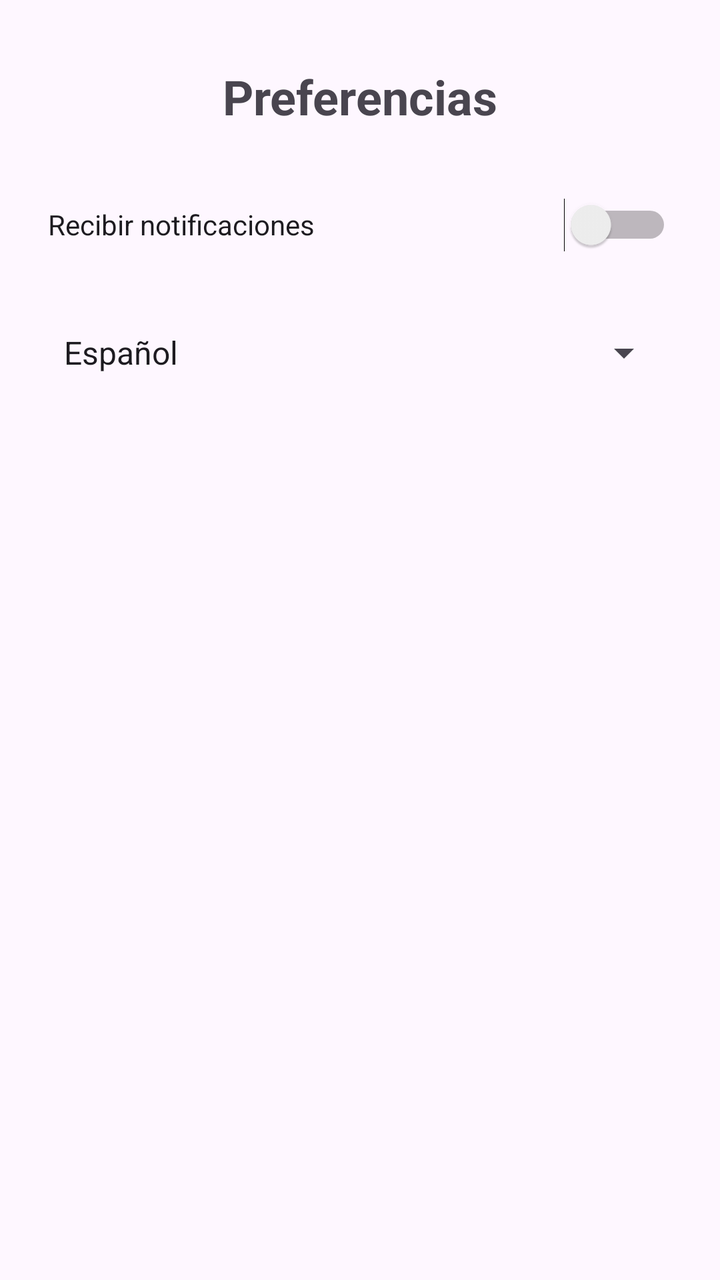
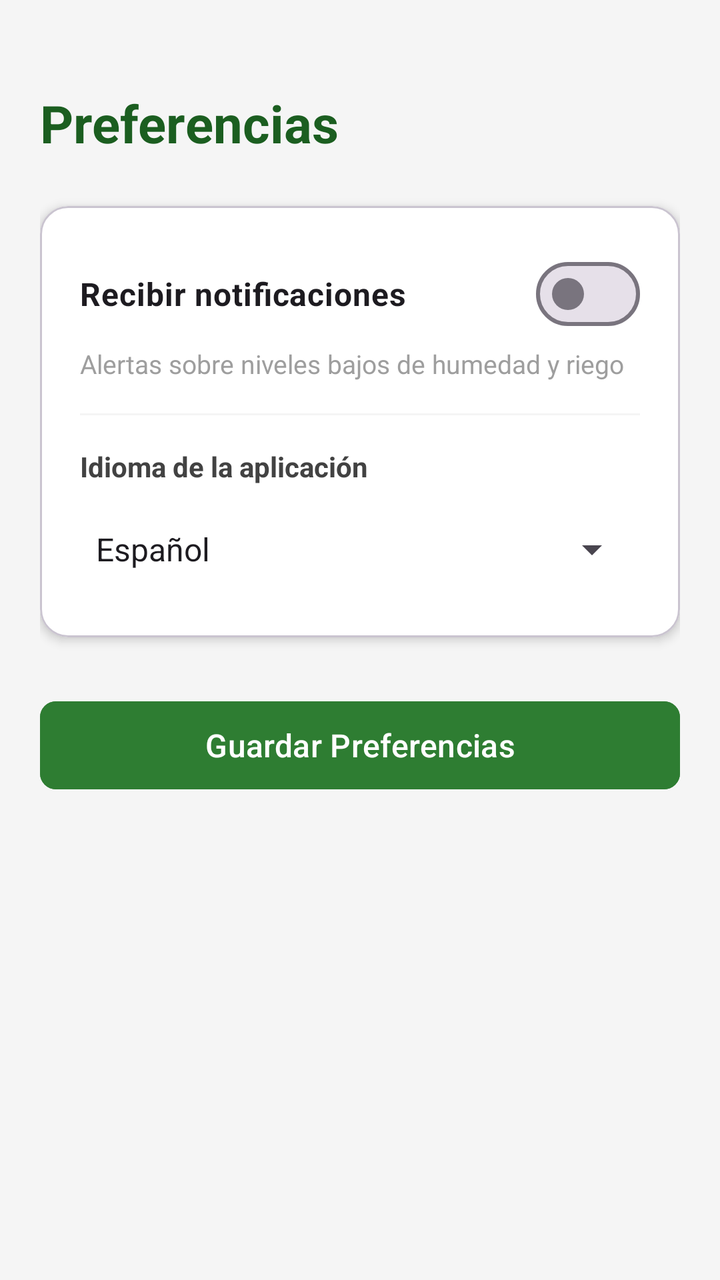

An Android layout rendered at two revisions. The XML below is the earlier revision; the diff shows what the commit changed to produce the second picture.
<!-- AndroidManifest.xml: application theme Theme.Riego -->
<!-- res/layout/activity_preferencias.xml -->
<?xml version="1.0" encoding="utf-8"?>
<androidx.constraintlayout.widget.ConstraintLayout xmlns:android="http://schemas.android.com/apk/res/android"
    xmlns:app="http://schemas.android.com/apk/res-auto"
    xmlns:tools="http://schemas.android.com/tools"
    android:id="@+id/main"
    android:layout_width="match_parent"
    android:layout_height="match_parent"
    tools:context=".PreferenciasActivity">

    
    <TextView
        android:id="@+id/tvTitle"
        android:layout_width="wrap_content"
        android:layout_height="wrap_content"
        android:layout_marginTop="32dp"
        android:text="Preferencias"
        android:textSize="24sp"
        android:textStyle="bold"
        app:layout_constraintEnd_toEndOf="parent"
        app:layout_constraintStart_toStartOf="parent"
        app:layout_constraintTop_toTopOf="parent" />

    
    <LinearLayout
        android:id="@+id/layoutPreferencias"
        android:layout_width="0dp"
        android:layout_height="wrap_content"
        android:layout_marginStart="24dp"
        android:layout_marginTop="24dp"
        android:layout_marginEnd="24dp"
        android:orientation="vertical"
        app:layout_constraintEnd_toEndOf="parent"
        app:layout_constraintStart_toStartOf="parent"
        app:layout_constraintTop_toBottomOf="@+id/tvTitle">

        
        <Switch
            android:id="@+id/swNotificaciones"
            android:layout_width="match_parent"
            android:layout_height="wrap_content"
            android:minHeight="48dp"
            android:text="Recibir notificaciones" />

        
        <Spinner
            android:id="@+id/spIdioma"
            android:layout_width="match_parent"
            android:layout_height="wrap_content"
            android:layout_marginTop="16dp"
            android:minHeight="48dp"
            android:entries="@array/idiomas" />

    </LinearLayout>

</androidx.constraintlayout.widget.ConstraintLayout>
<!-- resources referenced by this layout -->
<resources>
  <string-array name="idiomas">
          
          <item>Español</item>
          
          <item>Inglés</item>
      </string-array>
  <style name="Theme.Riego" parent="Base.Theme.Riego" />
  <style name="Base.Theme.Riego" parent="Theme.Material3.DayNight.NoActionBar">
          
          
      </style>
</resources>

<!-- the commit's change to res/layout/activity_preferencias.xml (unified diff, before → after) -->
@@ -1,55 +1,105 @@
 <?xml version="1.0" encoding="utf-8"?>
-<androidx.constraintlayout.widget.ConstraintLayout xmlns:android="http://schemas.android.com/apk/res/android"
+<ScrollView xmlns:android="http://schemas.android.com/apk/res/android"
     xmlns:app="http://schemas.android.com/apk/res-auto"
     xmlns:tools="http://schemas.android.com/tools"
     android:id="@+id/main"
     android:layout_width="match_parent"
     android:layout_height="match_parent"
+    android:background="@color/gray_light"
+    android:fillViewport="true"
     tools:context=".PreferenciasActivity">
 
-    
-    <TextView
-        android:id="@+id/tvTitle"
-        android:layout_width="wrap_content"
+    <androidx.constraintlayout.widget.ConstraintLayout
+        android:layout_width="match_parent"
         android:layout_height="wrap_content"
-        android:layout_marginTop="32dp"
-        android:text="Preferencias"
-        android:textSize="24sp"
-        android:textStyle="bold"
-        app:layout_constraintEnd_toEndOf="parent"
-        app:layout_constraintStart_toStartOf="parent"
-        app:layout_constraintTop_toTopOf="parent" />
+        android:padding="20dp">
 
-    
-    <LinearLayout
-        android:id="@+id/layoutPreferencias"
-        android:layout_width="0dp"
-        android:layout_height="wrap_content"
-        android:layout_marginStart="24dp"
-        android:layout_marginTop="24dp"
-        android:layout_marginEnd="24dp"
-        android:orientation="vertical"
-        app:layout_constraintEnd_toEndOf="parent"
-        app:layout_constraintStart_toStartOf="parent"
-        app:layout_constraintTop_toBottomOf="@+id/tvTitle">
+        <TextView
+            android:id="@+id/tvTitle"
+            android:layout_width="wrap_content"
+            android:layout_height="wrap_content"
+            android:layout_marginTop="24dp"
+            android:text="@string/preferences_title"
+            android:textColor="@color/green_primary_dark"
+            android:textSize="26sp"
+            android:textStyle="bold"
+            app:layout_constraintStart_toStartOf="parent"
+            app:layout_constraintTop_toTopOf="parent" />
+
+        <com.google.android.material.card.MaterialCardView
+            android:id="@+id/cardConfiguracion"
+            android:layout_width="0dp"
+            android:layout_height="wrap_content"
+            android:layout_marginTop="24dp"
+            app:cardCornerRadius="14dp"
+            app:cardElevation="3dp"
+            app:cardBackgroundColor="@color/white"
+            app:layout_constraintEnd_toEndOf="parent"
+            app:layout_constraintStart_toStartOf="parent"
+            app:layout_constraintTop_toBottomOf="@+id/tvTitle">
+
+            <LinearLayout
+                android:layout_width="match_parent"
+                android:layout_height="wrap_content"
+                android:orientation="vertical"
+                android:padding="20dp">
+
+                
+                <com.google.android.material.materialswitch.MaterialSwitch
+                    android:id="@+id/swNotificaciones"
+                    android:layout_width="match_parent"
+                    android:layout_height="wrap_content"
+                    android:text="@string/pref_notifications_label"
+                    android:textSize="16sp"
+                    android:textStyle="bold" />
+
+                <TextView
+                    android:layout_width="match_parent"
+                    android:layout_height="wrap_content"
+                    android:layout_marginTop="2dp"
+                    android:text="@string/pref_notifications_desc"
+                    android:textColor="@color/gray_medium"
+                    android:textSize="13sp" />
+
+                <View
+                    android:layout_width="match_parent"
+                    android:layout_height="1dp"
+                    android:layout_marginTop="16dp"
+                    android:layout_marginBottom="16dp"
+                    android:background="@color/gray_light" />
+
+                
+                <TextView
+                    android:layout_width="wrap_content"
+                    android:layout_height="wrap_content"
+                    android:text="@string/pref_language_label"
+                    android:textColor="@color/gray_dark"
+                    android:textSize="14sp"
+                    android:textStyle="bold" />
+
+                <Spinner
+                    android:id="@+id/spIdioma"
+                    android:layout_width="match_parent"
+                    android:layout_height="48dp"
+                    android:layout_marginTop="8dp"
+                    android:entries="@array/idiomas" />
+
+            </LinearLayout>
+        </com.google.android.material.card.MaterialCardView>
 
         
-        <Switch
-            android:id="@+id/swNotificaciones"
-            android:layout_width="match_parent"
-            android:layout_height="wrap_content"
-            android:minHeight="48dp"
-            android:text="Recibir notificaciones" />
+        <com.google.android.material.button.MaterialButton
+            android:id="@+id/btnGuardarPreferencias"
+            android:layout_width="0dp"
+            android:layout_height="52dp"
+            android:layout_marginTop="28dp"
+            android:backgroundTint="@color/green_primary"
+            android:text="@string/btn_save_preferences"
+            android:textSize="16sp"
+            app:cornerRadius="8dp"
+            app:layout_constraintEnd_toEndOf="parent"
+            app:layout_constraintStart_toStartOf="parent"
+            app:layout_constraintTop_toBottomOf="@+id/cardConfiguracion" />
 
-        
-        <Spinner
-            android:id="@+id/spIdioma"
-            android:layout_width="match_parent"
-            android:layout_height="wrap_content"
-            android:layout_marginTop="16dp"
-            android:minHeight="48dp"
-            android:entries="@array/idiomas" />
-
-    </LinearLayout>
-
-</androidx.constraintlayout.widget.ConstraintLayout>
+    </androidx.constraintlayout.widget.ConstraintLayout>
+</ScrollView>
<!-- resource entries referenced after the edit -->
@@ -1,15 +1,27 @@
 <!-- resources referenced by this layout -->
 <resources>
   <string-array name="idiomas">
-          
           <item>Español</item>
-          
           <item>Inglés</item>
       </string-array>
+  <color name="gray_dark">#424242</color>
+  <color name="gray_light">#F5F5F5</color>
+  <color name="gray_medium">#9E9E9E</color>
+  <color name="green_primary">#2E7D32</color>
+  <color name="green_primary_dark">#1B5E20</color>
+  <color name="white">#FFFFFFFF</color>
+  <string name="btn_save_preferences">Guardar Preferencias</string>
+  <string name="pref_language_label">Idioma de la aplicación</string>
+  <string name="pref_notifications_desc">Alertas sobre niveles bajos de humedad y riego</string>
+  <string name="pref_notifications_label">Recibir notificaciones</string>
+  <string name="preferences_title">Preferencias</string>
   <style name="Theme.Riego" parent="Base.Theme.Riego" />
   <style name="Base.Theme.Riego" parent="Theme.Material3.DayNight.NoActionBar">
-          
-          
+          <item name="colorPrimary">@color/green_primary</item>
+          <item name="colorPrimaryContainer">@color/green_light</item>
+          <item name="colorSecondary">@color/water_blue</item>
       </style>
+  <color name="green_light">#E8F5E9</color>
+  <color name="water_blue">#0288D1</color>
 </resources>
 
